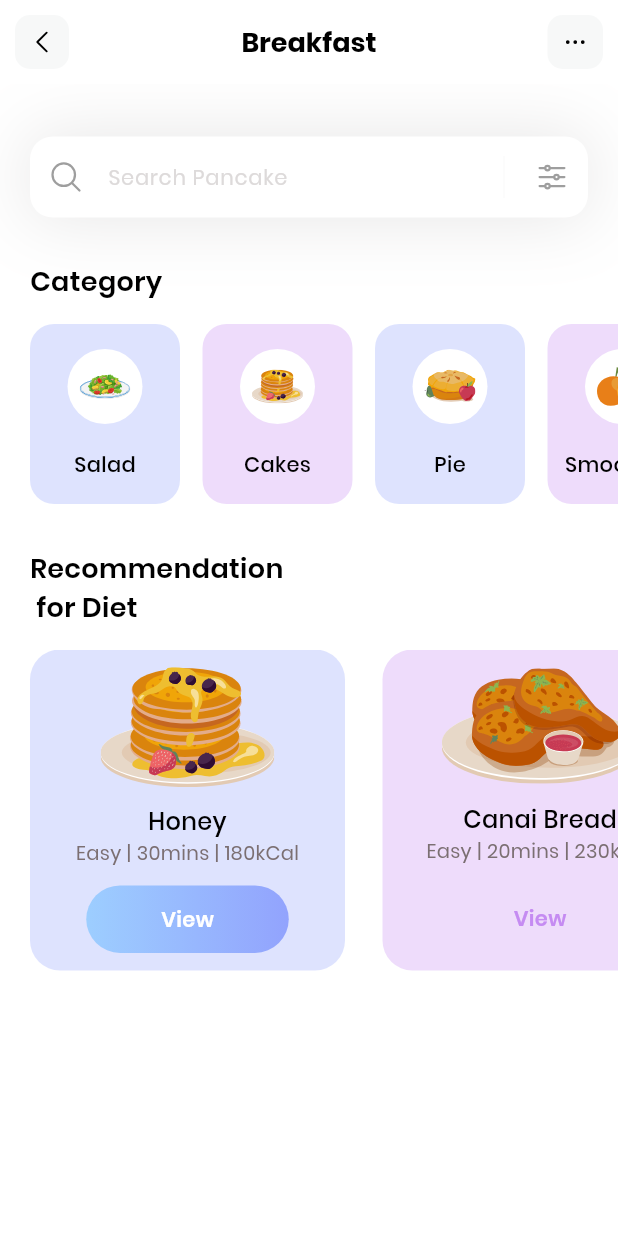
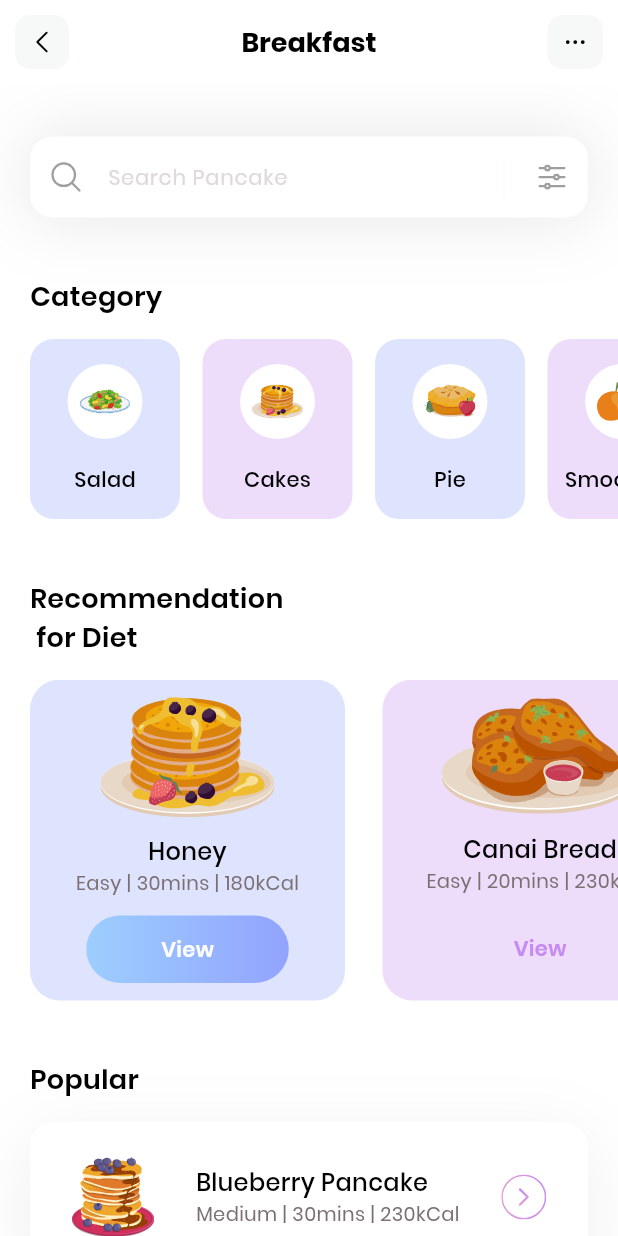
Before and after one commit to shonazarovdev/flutter_app, a Flutter app: the screen it shows after launch, on a phone screen of 412 x 824 dp. Run offline on Flutter 3.47's test engine with Material 3 defaults, Android fonts, the phone set to English and light mode, and no system bars; our stand-ins replace flutter_svg.

Commit message:
implement popular diets

```diff
--- /dev/null
+++ b/lib/models/popular_model.dart
@@ -0,0 +1,45 @@
+class PopularDietsModel {
+  String name;
+  String iconPath;
+  String level;
+  String duration;
+  String calorie;
+  bool boxIsSelected;
+
+  PopularDietsModel({
+    required this.name,
+    required this.iconPath,
+    required this.level,
+    required this.duration,
+    required this.calorie,
+    required this.boxIsSelected,
+  });
+
+  static List<PopularDietsModel> getPopularDiets() {
+    List<PopularDietsModel> popularDiets = [];
+
+    popularDiets.add(
+      PopularDietsModel(
+        name: 'Blueberry Pancake',
+        iconPath: 'assets/icons/Blueberry-pancake.svg',
+        level: 'Medium',
+        duration: '30mins',
+        calorie: '230kCal',
+        boxIsSelected: true,
+      ),
+    );
+
+    popularDiets.add(
+      PopularDietsModel(
+        name: 'Salmon Nigiri',
+        iconPath: 'assets/icons/Salmon-nigiri.svg',
+        level: 'Medium',
+        duration: '20mins',
+        calorie: '120kCal',
+        boxIsSelected: false,
+      ),
+    );
+
+    return popularDiets;
+  }
+}
--- a/lib/pages/home.dart
+++ b/lib/pages/home.dart
@@ -1,16 +1,19 @@
 import 'package:flutter/material.dart';
 import 'package:flutter_svg/flutter_svg.dart';
 import 'package:my_app/models/diet_model.dart';
+import 'package:my_app/models/popular_model.dart';
 
 import '../models/category_model.dart';
 
 class _HomePageState extends State<HomePage> {
   List<CategoryModel> categories = [];
   List<DietModel> diets = [];
+  List<PopularDietsModel> popularDiets = [];
 
   void _getInitialInfo() {
     categories = CategoryModel.getCategories();
     diets = DietModel.getDiets();
+    popularDiets = PopularDietsModel.getPopularDiets();
   }
 
   @override
@@ -19,14 +22,102 @@ class _HomePageState extends State<HomePage> {
     return Scaffold(
       appBar: appBar(),
       backgroundColor: Colors.white,
-      body: Column(
-        crossAxisAlignment: CrossAxisAlignment.start,
+      body: ListView(
         children: [
           _searchField(),
-          SizedBox(height: 30),
+          const SizedBox(height: 40),
           _categoriesSection(),
-          SizedBox(height: 30),
+          const SizedBox(height: 40),
           _dietSection(),
+          const SizedBox(height: 40),
+          Column(
+            crossAxisAlignment: CrossAxisAlignment.start,
+            children: [
+              Padding(
+                padding: const EdgeInsets.only(left: 20),
+                child: Text(
+                  'Popular',
+                  style: TextStyle(
+                    color: Colors.black,
+                    fontSize: 18,
+                    fontWeight: FontWeight.w600,
+                  ),
+                ),
+              ),
+              const SizedBox(height: 15),
+              ListView.separated(
+                itemCount: popularDiets.length,
+                shrinkWrap: true,
+                padding: const EdgeInsets.only(left: 20, right: 20),
+                separatorBuilder: (context, index) => SizedBox(height: 25),
+                itemBuilder: (context, index) {
+                  return Container(
+                    height: 100,
+                    decoration: BoxDecoration(
+                      color:
+                          popularDiets[index].boxIsSelected
+                              ? Colors.white
+                              : Colors.transparent,
+                      borderRadius: BorderRadius.circular(16),
+                      boxShadow:
+                          popularDiets[index].boxIsSelected
+                              ? [
+                                BoxShadow(
+                                  color: const Color(
+                                    0xff1D1617,
+                                  ).withValues(alpha: 0.07),
+                                  offset: Offset(0.0, 10),
+                                  blurRadius: 40,
+                                  spreadRadius: 0.0,
+                                ),
+                              ]
+                              : [],
+                    ),
+                    child: Row(
+                      mainAxisAlignment: MainAxisAlignment.spaceEvenly,
+                      children: [
+                        SvgPicture.asset(
+                          popularDiets[index].iconPath,
+                          width: 55,
+                          height: 55,
+                        ),
+                        Column(
+                          mainAxisAlignment: MainAxisAlignment.center,
+                          crossAxisAlignment: CrossAxisAlignment.start,
+                          children: [
+                            Text(
+                              popularDiets[index].name,
+                              style: TextStyle(
+                                fontSize: 16,
+                                fontWeight: FontWeight.w500,
+                                color: Colors.black,
+                              ),
+                            ),
+                            Text(
+                              '${popularDiets[index].level} | ${popularDiets[index].duration} | ${popularDiets[index].calorie}',
+                              style: TextStyle(
+                                fontSize: 13,
+                                fontWeight: FontWeight.w400,
+                                color: const Color(0xff7B6F72),
+                              ),
+                            ),
+                          ],
+                        ),
+                        GestureDetector(
+                          onTap: () {},
+                          child: SvgPicture.asset(
+                            'assets/icons/Button.svg',
+                            width: 30,
+                            height: 30,
+                          ),
+                        ),
+                      ],
+                    ),
+                  );
+                },
+              ),
+            ],
+          ),
         ],
       ),
     );
@@ -48,10 +139,10 @@ class _HomePageState extends State<HomePage> {
       leading: GestureDetector(
         onTap: () {},
         child: Container(
-          margin: EdgeInsets.all(10),
+          margin: const EdgeInsets.all(10),
           alignment: Alignment.center,
           decoration: BoxDecoration(
-            color: Color(0xfff7f8f8),
+            color: const Color(0xfff7f8f8),
             borderRadius: BorderRadius.circular(10),
           ),
           child: SvgPicture.asset(
@@ -65,11 +156,11 @@ class _HomePageState extends State<HomePage> {
         GestureDetector(
           onTap: () {},
           child: Container(
-            margin: EdgeInsets.all(10),
+            margin: const EdgeInsets.all(10),
             alignment: Alignment.center,
             width: 37,
             decoration: BoxDecoration(
-              color: Color(0xfff7f8f8),
+              color: const Color(0xfff7f8f8),
               borderRadius: BorderRadius.circular(10),
             ),
             child: SvgPicture.asset(
@@ -85,7 +176,7 @@ class _HomePageState extends State<HomePage> {
 
   Container _searchField() {
     return Container(
-      margin: EdgeInsets.only(top: 35, left: 20, right: 20),
+      margin: const EdgeInsets.only(top: 35, left: 20, right: 20),
       decoration: BoxDecoration(
         boxShadow: [
           BoxShadow(
@@ -99,21 +190,21 @@ class _HomePageState extends State<HomePage> {
         decoration: InputDecoration(
           filled: true,
           fillColor: Colors.white,
-          contentPadding: EdgeInsets.all(15),
+          contentPadding: const EdgeInsets.all(15),
           hintText: 'Search Pancake',
-          hintStyle: TextStyle(color: Color(0xffDDDADA), fontSize: 14),
+          hintStyle: TextStyle(color: const Color(0xffDDDADA), fontSize: 14),
           prefixIcon: Padding(
             padding: const EdgeInsets.all(12),
             child: SvgPicture.asset('assets/icons/Search.svg'),
           ),
-          suffixIcon: Container(
+          suffixIcon: SizedBox(
             width: 100,
             child: IntrinsicHeight(
               child: Row(
                 mainAxisAlignment: MainAxisAlignment.end,
                 children: [
                   VerticalDivider(
-                    color: Color(0xffDDDADA),
+                    color: const Color(0xffDDDADA),
                     indent: 10,
                     endIndent: 10,
                     thickness: 0.1,
@@ -151,12 +242,12 @@ class _HomePageState extends State<HomePage> {
           ),
         ),
         SizedBox(height: 15),
-        Container(
+        SizedBox(
           height: 120,
           child: ListView.separated(
             scrollDirection: Axis.horizontal,
-            separatorBuilder: (context, index) => SizedBox(width: 15),
-            padding: EdgeInsets.only(left: 20, right: 20),
+            separatorBuilder: (context, index) => const SizedBox(width: 15),
+            padding: const EdgeInsets.only(left: 20, right: 20),
             itemCount: categories.length,
             itemBuilder: (context, index) {
               return Container(
@@ -214,7 +305,7 @@ class _HomePageState extends State<HomePage> {
           ),
         ),
         SizedBox(height: 15),
-        Container(
+        SizedBox(
           height: 214,
           child: ListView.separated(
             itemBuilder: (context, index) {
@@ -243,7 +334,7 @@ class _HomePageState extends State<HomePage> {
                           style: TextStyle(
                             fontSize: 13,
                             fontWeight: FontWeight.w400,
-                            color: Color(0xff7B6F72),
+                            color: const Color(0xff7B6F72),
                           ),
                         ),
                       ],
@@ -255,10 +346,10 @@ class _HomePageState extends State<HomePage> {
                         gradient: LinearGradient(
                           colors: [
                             diets[index].viewIsSelected
-                                ? Color(0xff9DCEFF)
+                                ? const Color(0xff9DCEFF)
                                 : Colors.transparent,
                             diets[index].viewIsSelected
-                                ? Color(0xff92A3FD)
+                                ? const Color(0xff92A3FD)
                                 : Colors.transparent,
                           ],
                         ),
@@ -273,7 +364,7 @@ class _HomePageState extends State<HomePage> {
                             color:
                                 diets[index].viewIsSelected
                                     ? Colors.white
-                                    : Color(0xffC58BF2),
+                                    : const Color(0xffC58BF2),
                           ),
                         ),
                       ),
@@ -282,10 +373,10 @@ class _HomePageState extends State<HomePage> {
                 ),
               );
             },
-            separatorBuilder: (context, index) => SizedBox(width: 25),
+            separatorBuilder: (context, index) => const SizedBox(width: 25),
             itemCount: diets.length,
             scrollDirection: Axis.horizontal,
-            padding: EdgeInsets.only(left: 20, right: 20),
+            padding: const EdgeInsets.only(left: 20, right: 20),
           ),
         ),
       ],
--- a/pubspec.yaml
+++ b/pubspec.yaml
@@ -34,6 +34,7 @@ dependencies:
   # The following adds the Cupertino Icons font to your application.
   # Use with the CupertinoIcons class for iOS style icons.
   cupertino_icons: ^1.0.8
+  flutter_svg: ^2.0.17
 
 dev_dependencies:
   flutter_test:
@@ -45,7 +46,6 @@ dev_dependencies:
   # package. See that file for information about deactivating specific lint
   # rules and activating additional ones.
   flutter_lints: ^5.0.0
-  flutter_svg: ^2.0.17
 
 # For information on the generic Dart part of this file, see the
 # following page: https://dart.dev/tools/pub/pubspec
@@ -60,7 +60,7 @@ flutter:
 
   # To add assets to your application, add an assets section, like this:
   assets:
-   - assets/icons/
+    - assets/icons/
   #   - images/a_dot_ham.jpeg
 
   # An image asset can refer to one or more resolution-specific "variants", see
```
Also changed, not shown: assets/icons/Blueberry-pancake.svg (added), assets/icons/Button.svg (added), assets/icons/Salmon-nigiri.svg (added), pubspec.lock.
